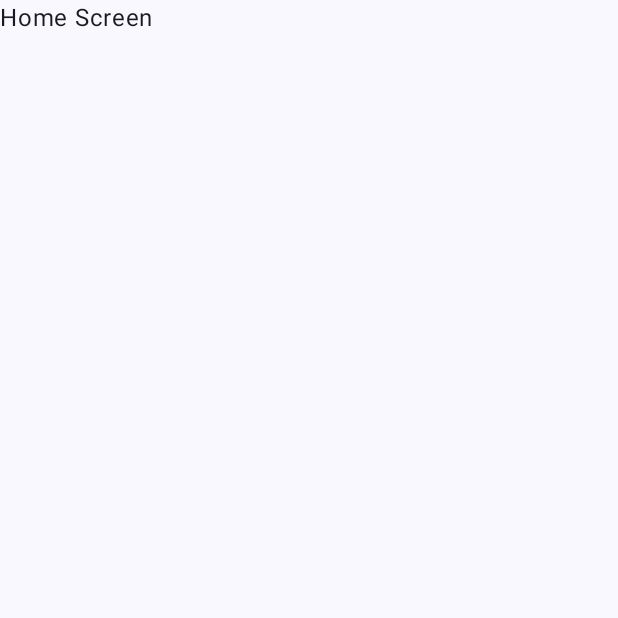
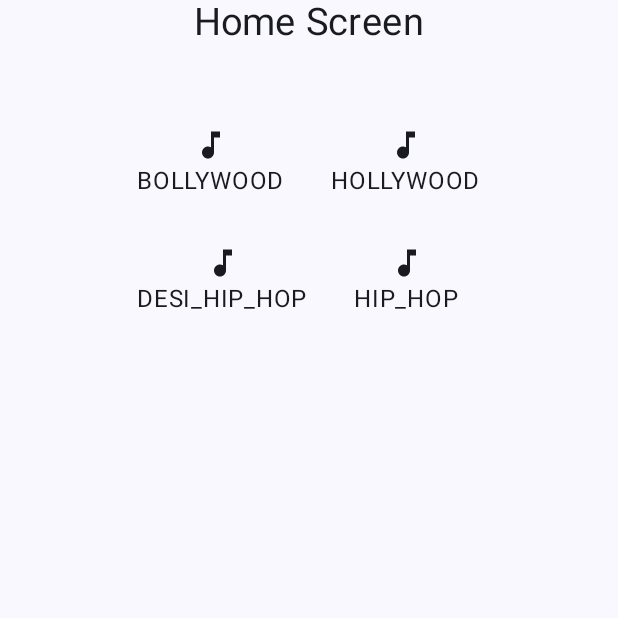
Before and after one commit to spongycode/song-quest, an Android app built with Jetpack Compose: the HomeScreen screen opened through its navigation route, on a phone screen of 412 x 824 dp, the top half of it. Before the commit the part shown is almost empty. Run offline under Robolectric (Android 15) with nearby library versions, the phone set to English and light mode, and no system bars; our stand-ins replace Dagger/Hilt's generated code.

Commit message:
home + gameplay screen setup

```diff
--- a/app/src/main/AndroidManifest.xml
+++ b/app/src/main/AndroidManifest.xml
@@ -1,6 +1,7 @@
 <?xml version="1.0" encoding="utf-8"?>
 <manifest xmlns:android="http://schemas.android.com/apk/res/android"
     xmlns:tools="http://schemas.android.com/tools">
+
     <uses-permission android:name="android.permission.INTERNET" />
     <application
         android:name=".SongApp"
--- a/app/src/main/java/com/spongycode/songquest/navigation/NavContainer.kt
+++ b/app/src/main/java/com/spongycode/songquest/navigation/NavContainer.kt
@@ -12,6 +12,7 @@ import com.spongycode.songquest.screen.gameplay.home.HomeScreen
 import com.spongycode.songquest.screen.auth.forgot_password.ForgotPasswordScreen
 import com.spongycode.songquest.screen.auth.login.LoginScreen
 import com.spongycode.songquest.screen.auth.register.RegisterScreen
+import com.spongycode.songquest.screen.gameplay.playing.PlayingScreen
 import com.spongycode.songquest.screen.starter.StarterScreen
 
 @Composable
@@ -61,5 +62,9 @@ fun NavContainer(startDestination: String) {
         composable(route = "home") {
             HomeScreen(navController = navController)
         }
+        composable(route = "playing/{category}") {
+            val category = it.arguments?.getString("category")
+            PlayingScreen(category = category!!, navController = navController)
+        }
     }
 }
--- a/app/src/main/java/com/spongycode/songquest/screen/gameplay/home/HomeScreen.kt
+++ b/app/src/main/java/com/spongycode/songquest/screen/gameplay/home/HomeScreen.kt
@@ -1,10 +1,77 @@
 package com.spongycode.songquest.screen.gameplay.home
 
+import androidx.compose.foundation.background
+import androidx.compose.foundation.clickable
+import androidx.compose.foundation.layout.Arrangement
+import androidx.compose.foundation.layout.Box
+import androidx.compose.foundation.layout.Column
+import androidx.compose.foundation.layout.Row
+import androidx.compose.foundation.layout.Spacer
+import androidx.compose.foundation.layout.fillMaxSize
+import androidx.compose.foundation.layout.height
+import androidx.compose.foundation.layout.padding
+import androidx.compose.material3.Icon
+import androidx.compose.material3.MaterialTheme
 import androidx.compose.material3.Text
 import androidx.compose.runtime.Composable
+import androidx.compose.ui.Alignment
+import androidx.compose.ui.Modifier
+import androidx.compose.ui.res.painterResource
+import androidx.compose.ui.unit.sp
 import androidx.navigation.NavHostController
+import com.spongycode.songquest.R
+import com.spongycode.songquest.util.Constants.MEDIUM_HEIGHT
+import com.spongycode.songquest.util.Constants.SMALL_HEIGHT
 
 @Composable
 fun HomeScreen(navController: NavHostController) {
-    Text(text = "Home Screen")
+    Column(
+        modifier = Modifier
+            .fillMaxSize()
+            .background(MaterialTheme.colorScheme.background),
+        horizontalAlignment = Alignment.CenterHorizontally,
+    ) {
+        Text(text = "Home Screen", fontSize = 25.sp)
+
+        Spacer(modifier = Modifier.height(MEDIUM_HEIGHT))
+
+        Box {
+            Column {
+                Row {
+                    CategorySelector("BOLLYWOOD", navController)
+                    CategorySelector("HOLLYWOOD", navController)
+                }
+
+                Row {
+                    CategorySelector("DESI_HIP_HOP", navController)
+                    CategorySelector("HIP_HOP", navController)
+                }
+            }
+        }
+    }
 }
+
+
+@Composable
+fun CategorySelector(
+    category: String = "Category",
+    navController: NavHostController,
+
+    ) {
+    Column(
+        modifier = Modifier
+            .background(MaterialTheme.colorScheme.background)
+            .padding(SMALL_HEIGHT)
+            .clickable {
+                navController.navigate("playing/${category}")
+            },
+        horizontalAlignment = Alignment.CenterHorizontally,
+        verticalArrangement = Arrangement.Center
+    ) {
+        Icon(
+            painter = painterResource(id = R.drawable.baseline_music_note_24),
+            contentDescription = "category_icon"
+        )
+        Text(text = category)
+    }
+}
--- /dev/null
+++ b/app/src/main/res/drawable/baseline_music_note_24.xml
@@ -0,0 +1,5 @@
+<vector android:height="24dp" android:tint="#000000"
+    android:viewportHeight="24" android:viewportWidth="24"
+    android:width="24dp" xmlns:android="http://schemas.android.com/apk/res/android">
+    <path android:fillColor="@android:color/white" android:pathData="M12,3v10.55c-0.59,-0.34 -1.27,-0.55 -2,-0.55 -2.21,0 -4,1.79 -4,4s1.79,4 4,4 4,-1.79 4,-4V7h4V3h-6z"/>
+</vector>
--- /dev/null
+++ b/app/src/main/res/drawable/baseline_visibility_24.xml
@@ -0,0 +1,5 @@
+<vector android:height="24dp" android:tint="#000000"
+    android:viewportHeight="24" android:viewportWidth="24"
+    android:width="24dp" xmlns:android="http://schemas.android.com/apk/res/android">
+    <path android:fillColor="@android:color/white" android:pathData="M12,4.5C7,4.5 2.73,7.61 1,12c1.73,4.39 6,7.5 11,7.5s9.27,-3.11 11,-7.5c-1.73,-4.39 -6,-7.5 -11,-7.5zM12,17c-2.76,0 -5,-2.24 -5,-5s2.24,-5 5,-5 5,2.24 5,5 -2.24,5 -5,5zM12,9c-1.66,0 -3,1.34 -3,3s1.34,3 3,3 3,-1.34 3,-3 -1.34,-3 -3,-3z"/>
+</vector>
--- /dev/null
+++ b/app/src/main/res/drawable/baseline_visibility_off_24.xml
@@ -0,0 +1,5 @@
+<vector android:height="24dp" android:tint="#000000"
+    android:viewportHeight="24" android:viewportWidth="24"
+    android:width="24dp" xmlns:android="http://schemas.android.com/apk/res/android">
+    <path android:fillColor="@android:color/white" android:pathData="M12,7c2.76,0 5,2.24 5,5 0,0.65 -0.13,1.26 -0.36,1.83l2.92,2.92c1.51,-1.26 2.7,-2.89 3.43,-4.75 -1.73,-4.39 -6,-7.5 -11,-7.5 -1.4,0 -2.74,0.25 -3.98,0.7l2.16,2.16C10.74,7.13 11.35,7 12,7zM2,4.27l2.28,2.28 0.46,0.46C3.08,8.3 1.78,10.02 1,12c1.73,4.39 6,7.5 11,7.5 1.55,0 3.03,-0.3 4.38,-0.84l0.42,0.42L19.73,22 21,20.73 3.27,3 2,4.27zM7.53,9.8l1.55,1.55c-0.05,0.21 -0.08,0.43 -0.08,0.65 0,1.66 1.34,3 3,3 0.22,0 0.44,-0.03 0.65,-0.08l1.55,1.55c-0.67,0.33 -1.41,0.53 -2.2,0.53 -2.76,0 -5,-2.24 -5,-5 0,-0.79 0.2,-1.53 0.53,-2.2zM11.84,9.02l3.15,3.15 0.02,-0.16c0,-1.66 -1.34,-3 -3,-3l-0.17,0.01z"/>
+</vector>
```
Also changed, not shown: app/src/main/java/com/spongycode/songquest/data/model/gameplay/CreateGameModel.kt (added, +10 -0 lines), app/src/main/java/com/spongycode/songquest/data/model/gameplay/GameModel.kt (added, +12 -0 lines), app/src/main/java/com/spongycode/songquest/data/model/gameplay/OptionModel.kt (added, +10 -0 lines), app/src/main/java/com/spongycode/songquest/data/model/gameplay/PlayingModel.kt (added, +10 -0 lines), app/src/main/java/com/spongycode/songquest/data/model/gameplay/QuestionModel.kt (added, +12 -0 lines), app/src/main/java/com/spongycode/songquest/data/repository/GameplayRepositoryImpl.kt (added, +44 -0 lines), app/src/main/java/com/spongycode/songquest/di/RepositoryModule.kt (+8 -0 lines), app/src/main/java/com/spongycode/songquest/domain/repository/GameplayRepository.kt (added, +15 -0 lines), app/src/main/java/com/spongycode/songquest/screen/gameplay/playing/PlayingScreen.kt (+81 -2 lines), app/src/main/java/com/spongycode/songquest/screen/gameplay/playing/PlayingViewModel.kt (added, +82 -0 lines).
